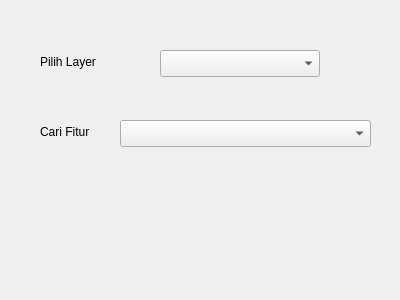
First picture: the form in ui/pencarian_fitur.ui, repository nyanyaon/GeoKKP-GIS, before the edit.
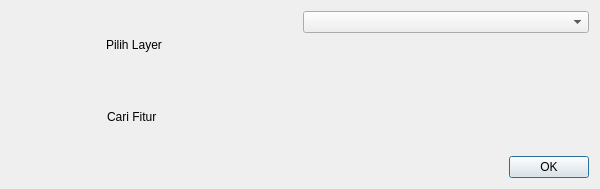
Second picture: the form after the edit. Custom widgets are drawn as their Qt base class.

The edit to the form file:
```diff
--- a/ui/pencarian_fitur.ui
+++ b/ui/pencarian_fitur.ui
@@ -6,65 +6,150 @@
    <rect>
     <x>0</x>
     <y>0</y>
-    <width>400</width>
-    <height>300</height>
+    <width>600</width>
+    <height>189</height>
    </rect>
   </property>
   <property name="windowTitle">
    <string>Dialog</string>
   </property>
-  <widget class="QgsFeatureListComboBox" name="mFeatureListComboBox">
-   <property name="geometry">
-    <rect>
-     <x>120</x>
-     <y>120</y>
-     <width>251</width>
-     <height>27</height>
-    </rect>
-   </property>
-  </widget>
-  <widget class="QLabel" name="label_8">
-   <property name="geometry">
-    <rect>
-     <x>40</x>
-     <y>120</y>
-     <width>68</width>
-     <height>23</height>
-    </rect>
-   </property>
-   <property name="text">
-    <string>Cari Fitur </string>
-   </property>
-  </widget>
-  <widget class="QLabel" name="label_9">
-   <property name="geometry">
-    <rect>
-     <x>40</x>
-     <y>50</y>
-     <width>68</width>
-     <height>23</height>
-    </rect>
-   </property>
-   <property name="text">
-    <string>Pilih Layer</string>
-   </property>
-  </widget>
-  <widget class="QgsMapLayerComboBox" name="mMapLayerComboBox">
-   <property name="geometry">
-    <rect>
-     <x>160</x>
-     <y>50</y>
-     <width>160</width>
-     <height>27</height>
-    </rect>
-   </property>
-  </widget>
+  <layout class="QGridLayout" name="gridLayout">
+   <item row="0" column="0">
+    <layout class="QVBoxLayout" name="verticalLayout_3">
+     <item>
+      <layout class="QHBoxLayout" name="horizontalLayout_4">
+       <item>
+        <layout class="QVBoxLayout" name="verticalLayout">
+         <item>
+          <layout class="QHBoxLayout" name="horizontalLayout">
+           <item>
+            <widget class="QLabel" name="label_9">
+             <property name="sizePolicy">
+              <sizepolicy hsizetype="Maximum" vsizetype="Preferred">
+               <horstretch>0</horstretch>
+               <verstretch>0</verstretch>
+              </sizepolicy>
+             </property>
+             <property name="text">
+              <string>Pilih Layer</string>
+             </property>
+            </widget>
+           </item>
+           <item>
+            <spacer name="horizontalSpacer">
+             <property name="orientation">
+              <enum>Qt::Horizontal</enum>
+             </property>
+             <property name="sizeType">
+              <enum>QSizePolicy::Preferred</enum>
+             </property>
+             <property name="sizeHint" stdset="0">
+              <size>
+               <width>40</width>
+               <height>20</height>
+              </size>
+             </property>
+            </spacer>
+           </item>
+          </layout>
+         </item>
+         <item>
+          <layout class="QHBoxLayout" name="horizontalLayout_2">
+           <item>
+            <widget class="QLabel" name="label_8">
+             <property name="sizePolicy">
+              <sizepolicy hsizetype="Maximum" vsizetype="Preferred">
+               <horstretch>0</horstretch>
+               <verstretch>0</verstretch>
+              </sizepolicy>
+             </property>
+             <property name="text">
+              <string>Cari Fitur </string>
+             </property>
+            </widget>
+           </item>
+           <item>
+            <spacer name="horizontalSpacer_2">
+             <property name="orientation">
+              <enum>Qt::Horizontal</enum>
+             </property>
+             <property name="sizeType">
+              <enum>QSizePolicy::Preferred</enum>
+             </property>
+             <property name="sizeHint" stdset="0">
+              <size>
+               <width>40</width>
+               <height>20</height>
+              </size>
+             </property>
+            </spacer>
+           </item>
+          </layout>
+         </item>
+        </layout>
+       </item>
+       <item>
+        <layout class="QVBoxLayout" name="verticalLayout_2">
+         <item>
+          <widget class="QgsMapLayerComboBox" name="layerAsal">
+           <property name="sizePolicy">
+            <sizepolicy hsizetype="Minimum" vsizetype="Fixed">
+             <horstretch>0</horstretch>
+             <verstretch>0</verstretch>
+            </sizepolicy>
+           </property>
+           <property name="showCrs">
+            <bool>true</bool>
+           </property>
+          </widget>
+         </item>
+         <item>
+          <widget class="QgsFeaturePickerWidget" name="cariFitur">
+           <property name="fetchGeometry">
+            <bool>true</bool>
+           </property>
+           <property name="showBrowserButtons">
+            <bool>true</bool>
+           </property>
+          </widget>
+         </item>
+        </layout>
+       </item>
+      </layout>
+     </item>
+     <item>
+      <layout class="QHBoxLayout" name="horizontalLayout_3">
+       <item>
+        <spacer name="horizontalSpacer_3">
+         <property name="orientation">
+          <enum>Qt::Horizontal</enum>
+         </property>
+         <property name="sizeHint" stdset="0">
+          <size>
+           <width>40</width>
+           <height>20</height>
+          </size>
+         </property>
+        </spacer>
+       </item>
+       <item>
+        <widget class="QPushButton" name="tombolCariFitur">
+         <property name="text">
+          <string>OK</string>
+         </property>
+        </widget>
+       </item>
+      </layout>
+     </item>
+    </layout>
+   </item>
+  </layout>
  </widget>
  <customwidgets>
   <customwidget>
-   <class>QgsFeatureListComboBox</class>
-   <extends>QComboBox</extends>
-   <header>qgsfeaturelistcombobox.h</header>
+   <class>QgsFeaturePickerWidget</class>
+   <extends>QWidget</extends>
+   <header>qgsfeaturepickerwidget.h</header>
   </customwidget>
   <customwidget>
    <class>QgsMapLayerComboBox</class>
```
Left out of the diff: 2 changed lines with no effect on the pictures.
